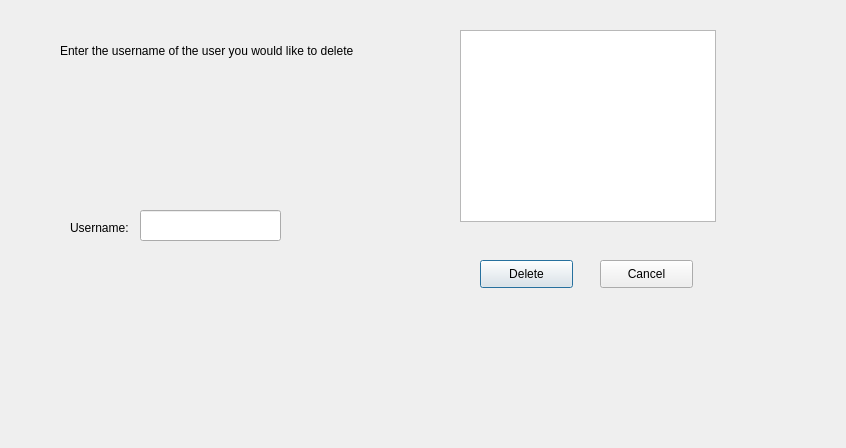
grenrock/cs1dQTRepository, file deleteuser.ui: the form before one commit.
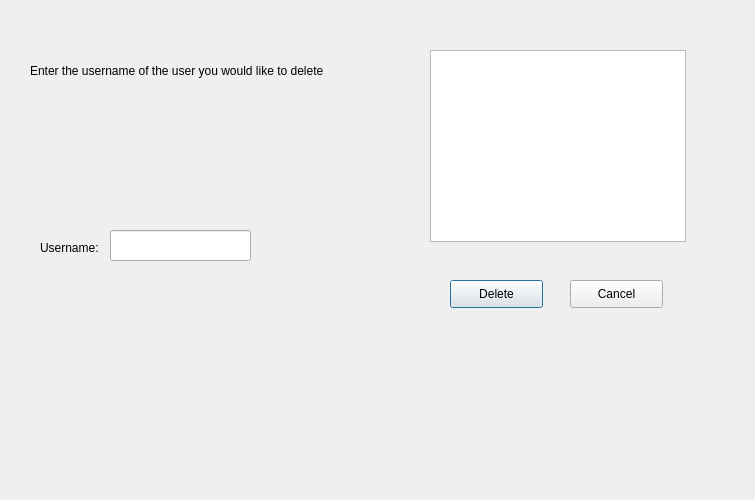
The form after the commit.

```diff
--- a/deleteuser.ui
+++ b/deleteuser.ui
@@ -6,8 +6,8 @@
    <rect>
     <x>0</x>
     <y>0</y>
-    <width>846</width>
-    <height>448</height>
+    <width>755</width>
+    <height>500</height>
    </rect>
   </property>
   <property name="windowTitle">
@@ -16,8 +16,8 @@
   <widget class="QPushButton" name="DeleteButton">
    <property name="geometry">
     <rect>
-     <x>480</x>
-     <y>260</y>
+     <x>450</x>
+     <y>280</y>
      <width>93</width>
      <height>28</height>
     </rect>
@@ -29,8 +29,8 @@
   <widget class="QPushButton" name="Cancel">
    <property name="geometry">
     <rect>
-     <x>600</x>
-     <y>260</y>
+     <x>570</x>
+     <y>280</y>
      <width>93</width>
      <height>28</height>
     </rect>
@@ -39,31 +39,11 @@
     <string>Cancel</string>
    </property>
   </widget>
-  <widget class="QListWidget" name="listWidget">
-   <property name="geometry">
-    <rect>
-     <x>460</x>
-     <y>30</y>
-     <width>256</width>
-     <height>192</height>
-    </rect>
-   </property>
-  </widget>
-  <widget class="QLineEdit" name="inputBox">
-   <property name="geometry">
-    <rect>
-     <x>140</x>
-     <y>210</y>
-     <width>141</width>
-     <height>31</height>
-    </rect>
-   </property>
-  </widget>
   <widget class="QLabel" name="label">
    <property name="geometry">
     <rect>
-     <x>70</x>
-     <y>220</y>
+     <x>40</x>
+     <y>240</y>
      <width>71</width>
      <height>16</height>
     </rect>
@@ -72,11 +52,21 @@
     <string>Username:</string>
    </property>
   </widget>
+  <widget class="QLineEdit" name="inputBox">
+   <property name="geometry">
+    <rect>
+     <x>110</x>
+     <y>230</y>
+     <width>141</width>
+     <height>31</height>
+    </rect>
+   </property>
+  </widget>
   <widget class="QLabel" name="label_2">
    <property name="geometry">
     <rect>
-     <x>60</x>
-     <y>20</y>
+     <x>30</x>
+     <y>40</y>
      <width>341</width>
      <height>61</height>
     </rect>
@@ -85,6 +75,16 @@
     <string>Enter the username of the user you would like to delete</string>
    </property>
   </widget>
+  <widget class="QListWidget" name="listWidget">
+   <property name="geometry">
+    <rect>
+     <x>430</x>
+     <y>50</y>
+     <width>256</width>
+     <height>192</height>
+    </rect>
+   </property>
+  </widget>
  </widget>
  <resources/>
  <connections/>
```
